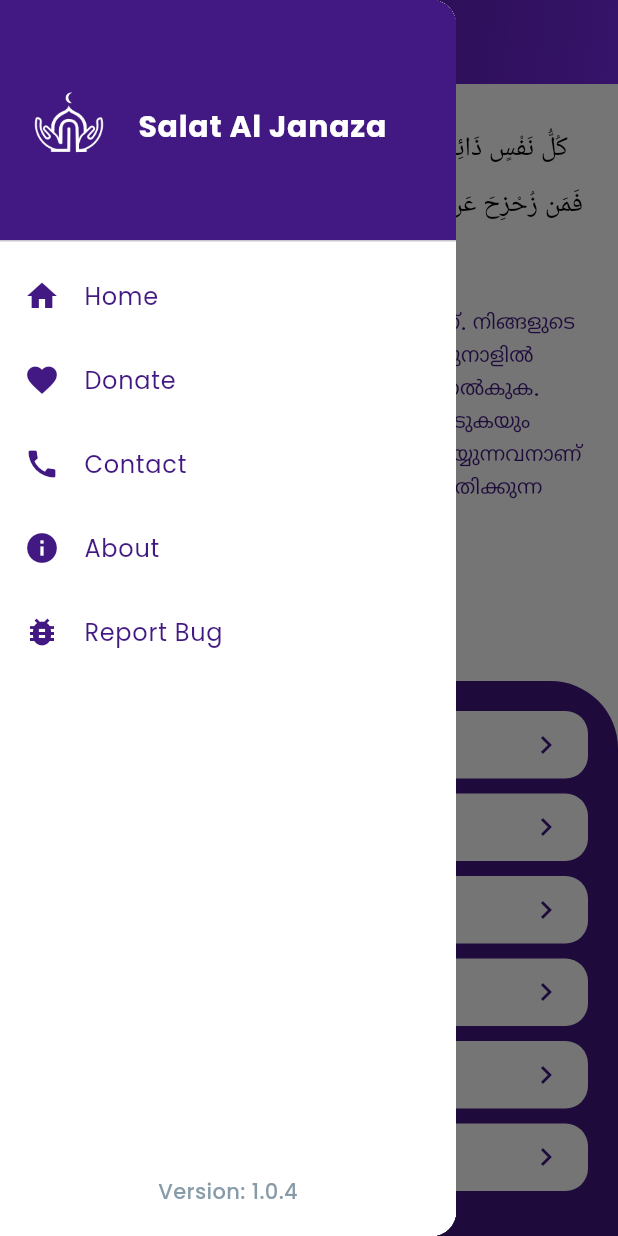
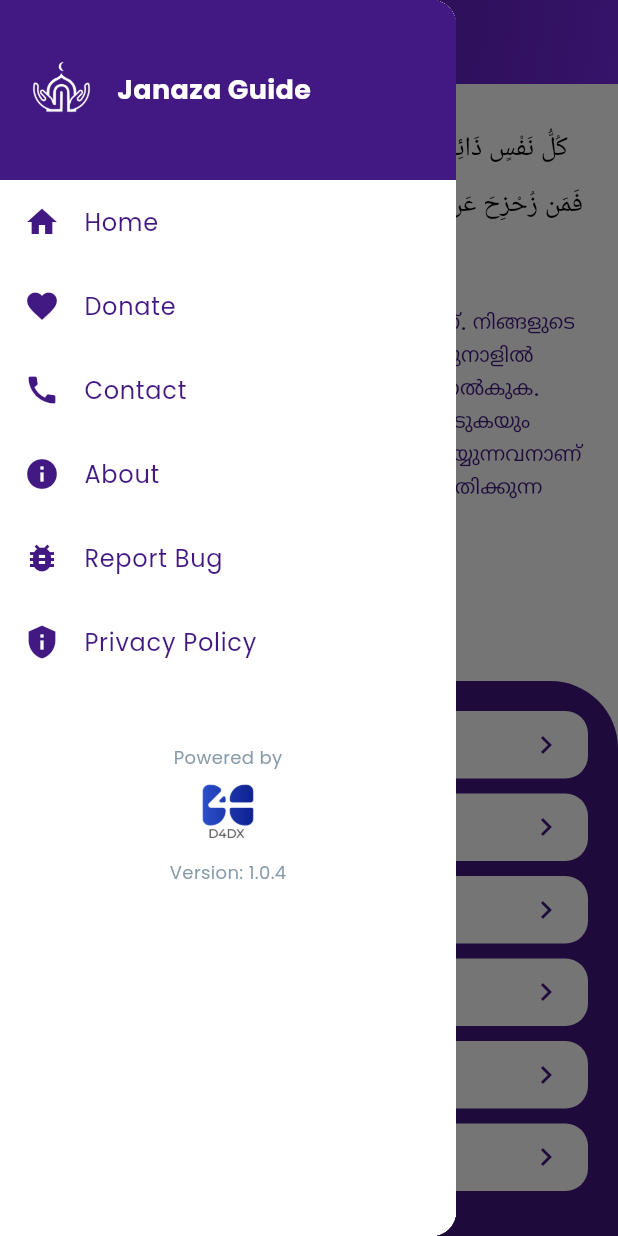
Before and after one commit to Jalaludheen25/Salat_jnz, a Flutter app: the screen it shows after launch, with the side drawer open, on a phone screen of 412 x 824 dp. Run offline on Flutter 3.47's test engine with Material 3 defaults, Android fonts, the phone set to English and light mode, and no system bars; our stand-ins replace google_fonts, just_audio, shared_preferences; missing offline and left inert: shake_flutter; network calls fail; Roboto replaces fonts that are missing (Amiri); project files that could hold a hidden picture were left out.

Commit message:
Privacy Policy

```diff
--- a/lib/widget/appdrawer.dart
+++ b/lib/widget/appdrawer.dart
@@ -31,30 +31,34 @@ class _AppDrawerState extends State<AppDrawer> {
               child: ListView(
                 padding: EdgeInsets.zero,
                 children: [
-                  DrawerHeader(
+                  Container(
+                    height: 120,
                     decoration: BoxDecoration(color: ColorClass.primaryColor),
+                    child: Padding(
+                      padding: const EdgeInsets.all(16.0),
                       child: Row(
                         children: [
                           ClipRRect(
-                          borderRadius: BorderRadius.circular(60),
+                            borderRadius: BorderRadius.circular(30),
                             child: Image.asset(
                               IconClass.logo,
-                            height: 60,
-                            width: 60,
+                              height: 50,
+                              width: 50,
                             ),
                           ),
-                        const SizedBox(width: 16),
+                          const SizedBox(width: 12),
                           Expanded(
                             child: Text(
-                            'Salat Al Janaza',
+                              'Janaza Guide',
                               style: GoogleFonts.poppins(
                                 color: Colors.white,
-                              fontSize: 20,
+                                fontSize: 18,
                                 fontWeight: FontWeight.bold,
                               ),
                             ),
                           ),
                         ],
+                      ),
                     ),
                   ),
                   Column(
@@ -110,40 +114,69 @@ class _AppDrawerState extends State<AppDrawer> {
                           Shake.show(ShakeScreen.home);
                         },
                       ),
-                    ],
+                      _buildDrawerItem(
+                        icon: Icons.privacy_tip,
+                        title: 'Privacy Policy',
+                        onTap: () async {
+                          final Uri url =
+                              Uri.parse('https://d4dx.co/privacy-policy/');
+                          await launchUrl(url,
+                              mode: LaunchMode.externalApplication);
+                        },
                       ),
-                ],
-              ),
-            ),
-
-            // Bottom Section with Version Info
+                      // More space before Powered by section
+                      const SizedBox(height: 24),
+                      // Combined Powered by and Version section
                       Container(
-              padding: const EdgeInsets.all(20),
+                        padding: const EdgeInsets.symmetric(
+                            horizontal: 16, vertical: 16),
                         child: Consumer<VersionCheckProvider>(
                           builder: (context, versionProvider, child) {
                             return Column(
                               children: [
                                 Text(
-                        "Version: ${AppConstants.appVersion}",
-                        style: GoogleFonts.poppins(
-                          color: ColorClass.blueGrey1,
-                          fontSize: 14,
-                          fontWeight: FontWeight.w500,
-                        ),
-                      ),
-                      if (versionProvider.newVersion != null &&
-                          versionProvider.newVersion != AppConstants.appVersion)
-                        Text(
-                          "Latest: ${versionProvider.newVersion}",
+                                  "Powered by",
                                   style: GoogleFonts.poppins(
                                     color: ColorClass.blueGrey1,
                                     fontSize: 12,
                                     fontWeight: FontWeight.w400,
                                   ),
                                 ),
+                                const SizedBox(height: 8),
+                                Image.asset(
+                                  IconClass.d4dxblue,
+                                  height: 40,
+                                  width: 100,
+                                  fit: BoxFit.contain,
+                                ),
+                                const SizedBox(height: 12),
+                                Text(
+                                  "Version: ${AppConstants.appVersion}",
+                                  style: GoogleFonts.poppins(
+                                    color: ColorClass.blueGrey1,
+                                    fontSize: 12,
+                                    fontWeight: FontWeight.w400,
+                                  ),
+                                ),
+                                if (versionProvider.newVersion != null &&
+                                    versionProvider.newVersion !=
+                                        AppConstants.appVersion)
+                                  Text(
+                                    "Latest: ${versionProvider.newVersion}",
+                                    style: GoogleFonts.poppins(
+                                      color: ColorClass.blueGrey1,
+                                      fontSize: 10,
+                                      fontWeight: FontWeight.w300,
+                                    ),
+                                  ),
                               ],
                             );
                           },
+                        ),
+                      ),
+                    ],
+                  ),
+                ],
               ),
             ),
           ],
```
Also changed, not shown: lib/screen/after_janaza/after_janazacare.dart (+56 -6 lines), assets/i18n/ml.json. Lines whose indentation alone changed are shown as unchanged.
